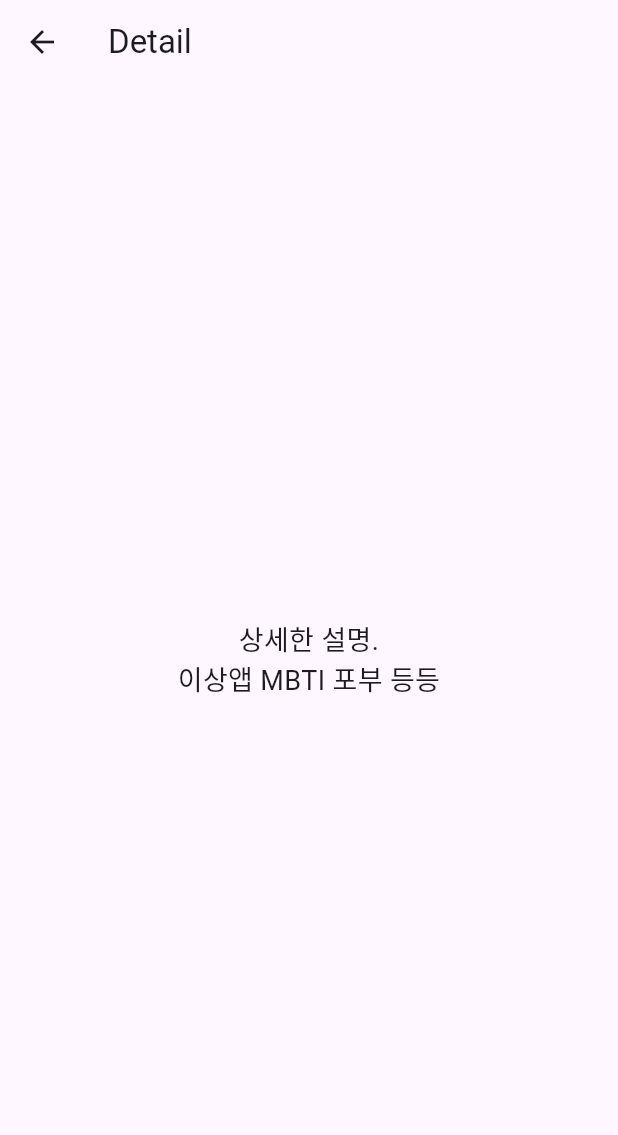
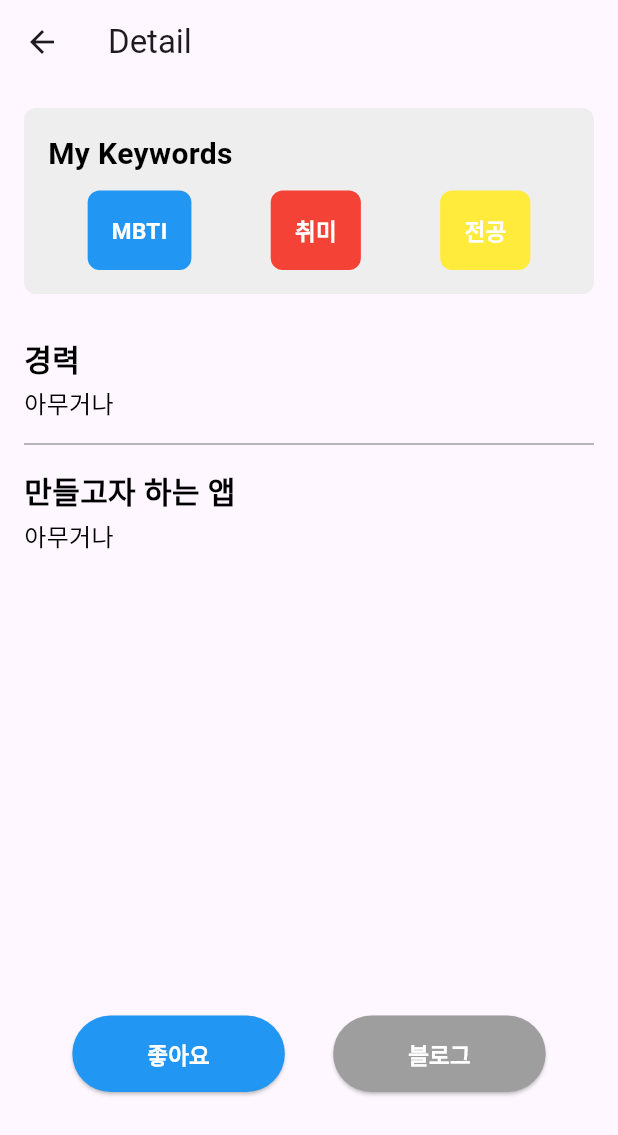
Before and after one commit to chldltkrz/plmanchu, a Flutter app: the specA_1 screen opened directly, on a phone screen of 412 x 824 dp. Shown: the top 1135 px of the screen. Run offline on Flutter 3.47's test engine with Material 3 defaults, Android fonts, the phone set to English and light mode, and no system bars; our stand-ins replace get.

Commit message:
add 'spec A_1' layout

```diff
--- a/lib/pages/mainPage.dart
+++ b/lib/pages/mainPage.dart
@@ -28,18 +28,19 @@ class Mainpage extends StatelessWidget {
           crossAxisAlignment: CrossAxisAlignment.start,
           children: [
             Text(
-              '오늘의 추천',
+              "오늘의 카드",
               style: TextStyle(
-                fontSize: 40,
+                fontSize: 36,
                 fontWeight: FontWeight.bold,
               ),
             ),
             SizedBox(height: 8), // 첫 번째와 두 번째 타이틀 사이 간격
             Text(
-              '알고싶은 카드를 선택해보세요',
+              '궁금한 카드를 클릭해보세요!',
               style: TextStyle(
-                fontSize: 24,
-                color: Colors.grey[600],
+                fontSize: 18,
+                fontWeight: FontWeight.bold,
+                color: Colors.grey,
               ),
             ),
             SizedBox(height: 40), // 두 번째 타이틀과 그리드 사이 간격
--- a/lib/pages/specA.dart
+++ b/lib/pages/specA.dart
@@ -47,7 +47,7 @@ class specA extends StatelessWidget {
                       child: Text(
                         memberInfo.name, // Display member's name
                         style: TextStyle(
-                            fontSize: 24, fontWeight: FontWeight.bold),
+                            fontSize: 36, fontWeight: FontWeight.bold),
                       ),
                     ),
                     SizedBox(width: 8), // Space between name and MBTI
@@ -69,7 +69,7 @@ class specA extends StatelessWidget {
           Spacer(), // Pushes the button to the bottom
           Padding(
             padding: const EdgeInsets.only(
-                bottom: 40.0), // Space from the bottom (adjustable)
+                bottom: 80.0), // Space from the bottom (adjustable)
             child: ElevatedButton(
               onPressed: () {
                 // Navigate to detailed description page
@@ -78,7 +78,18 @@ class specA extends StatelessWidget {
                   MaterialPageRoute(builder: (context) => specA_1()),
                 );
               },
-              child: Text('좀 더 자세히 알고싶다면?'),
+              style: ElevatedButton.styleFrom(
+                padding: EdgeInsets.symmetric(horizontal: 50, vertical: 15),
+                backgroundColor: Colors.black,
+              ),
+              child: Text(
+                'More Details',
+                style: TextStyle(
+                  fontSize: 15,
+                  fontWeight: FontWeight.bold,
+                  color: Colors.white,
+                ),
+              ),
             ),
           ),
         ],
--- a/lib/pages/specA_1.dart
+++ b/lib/pages/specA_1.dart
@@ -9,13 +9,139 @@ class specA_1 extends StatelessWidget {
       appBar: AppBar(
         title: Text('Detail'),
       ),
-      body: Center(
-        child: Text(
-          '상세한 설명.\n이상앱 MBTI 포부 등등',
-          style: TextStyle(fontSize: 18),
-          textAlign: TextAlign.center,
+      body: Padding(
+        padding: const EdgeInsets.all(16.0),
+        child: Column(
+          crossAxisAlignment: CrossAxisAlignment.start,
+          children: [
+            // Gray box with 'My Keywords' and colored boxes
+            Container(
+              padding: EdgeInsets.all(16.0),
+              decoration: BoxDecoration(
+                color: Colors.grey[200],
+                borderRadius: BorderRadius.circular(8.0),
+              ),
+              child: Column(
+                crossAxisAlignment: CrossAxisAlignment.start,
+                children: [
+                  Text(
+                    'My Keywords',
+                    style: TextStyle(
+                        fontSize: 20,
+                        fontWeight: FontWeight.bold,
+                        color: Colors.black),
+                  ),
+                  SizedBox(height: 10),
+                  Row(
+                    mainAxisAlignment: MainAxisAlignment.spaceAround,
+                    children: [
+                      _buildKeywordBox('MBTI', Colors.blue),
+                      _buildKeywordBox('취미', Colors.red),
+                      _buildKeywordBox('전공', Colors.yellow),
+                    ],
+                  ),
+                ],
+              ),
+            ),
+            SizedBox(height: 20),
+            // Two sections (경력 and 만들고자 하는 앱) will now divide the space
+            Expanded(
+              child: Column(
+                crossAxisAlignment:
+                    CrossAxisAlignment.start, // Start from the left
+                children: [
+                  _buildSection('경력', '아무거나'),
+                  Divider(color: Colors.grey), // Thin gray line
+                  _buildSection('만들고자 하는 앱', '아무거나'),
+                ],
+              ),
+            ),
+            SizedBox(height: 30), // Add space between sections and buttons
+            // Buttons at the bottom
+            Row(
+              mainAxisAlignment: MainAxisAlignment.spaceEvenly,
+              children: [
+                ElevatedButton(
+                  onPressed: () {
+                    // Action for '좋아요' button
+                  },
+                  style: ElevatedButton.styleFrom(
+                    padding: EdgeInsets.symmetric(horizontal: 50, vertical: 15),
+                    backgroundColor: Colors.blue,
+                  ),
+                  child: Text(
+                    '좋아요',
+                    style: TextStyle(
+                      fontSize: 15,
+                      fontWeight: FontWeight.bold,
+                      color: Colors.white,
+                    ),
+                  ),
+                ),
+                ElevatedButton(
+                  onPressed: () {
+                    // Action for '블로그' button
+                  },
+                  style: ElevatedButton.styleFrom(
+                    padding: EdgeInsets.symmetric(horizontal: 50, vertical: 15),
+                    backgroundColor: Colors.grey,
+                  ),
+                  child: Text(
+                    '블로그',
+                    style: TextStyle(
+                      fontSize: 15,
+                      fontWeight: FontWeight.bold,
+                      color: Colors.white,
+                    ),
+                  ),
+                ),
+              ],
+            ),
+            SizedBox(height: 80), // Space between buttons and bottom
+          ],
         ),
       ),
     );
   }
+
+  // Helper method to build the keyword boxes
+  Widget _buildKeywordBox(String text, Color color) {
+    return Container(
+      padding: EdgeInsets.all(16.0),
+      decoration: BoxDecoration(
+        color: color,
+        borderRadius: BorderRadius.circular(8.0),
+      ),
+      child: Text(
+        text,
+        style: TextStyle(
+            color: Colors.white, fontSize: 15, fontWeight: FontWeight.bold),
+      ),
+    );
+  }
+
+  // Helper method to build sections with title and content
+  Widget _buildSection(String title, String content) {
+    return Padding(
+      padding: const EdgeInsets.symmetric(vertical: 8.0),
+      child: Column(
+        crossAxisAlignment: CrossAxisAlignment.start, // Align to the left
+        children: [
+          Text(
+            title,
+            style: TextStyle(
+              fontSize: 20, // Same size as 'My Keywords'
+              fontWeight: FontWeight.bold,
+              color: Colors.black,
+            ),
+          ),
+          SizedBox(height: 4),
+          Text(
+            content,
+            style: TextStyle(fontSize: 16, color: Colors.black),
+          ),
+        ],
+      ),
+    );
+  }
 }
```
